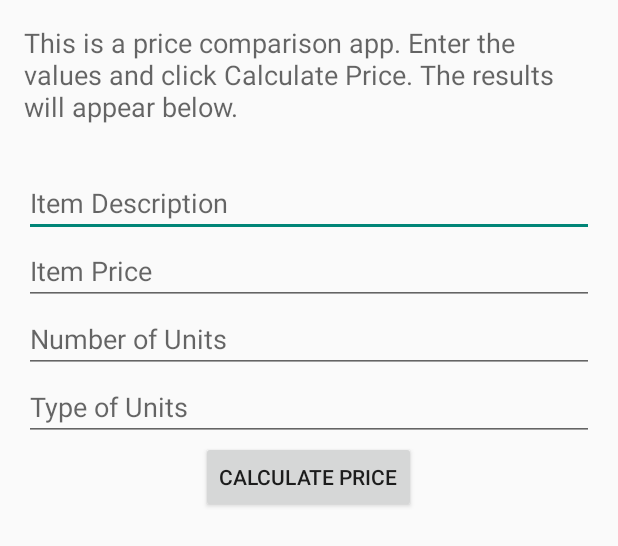
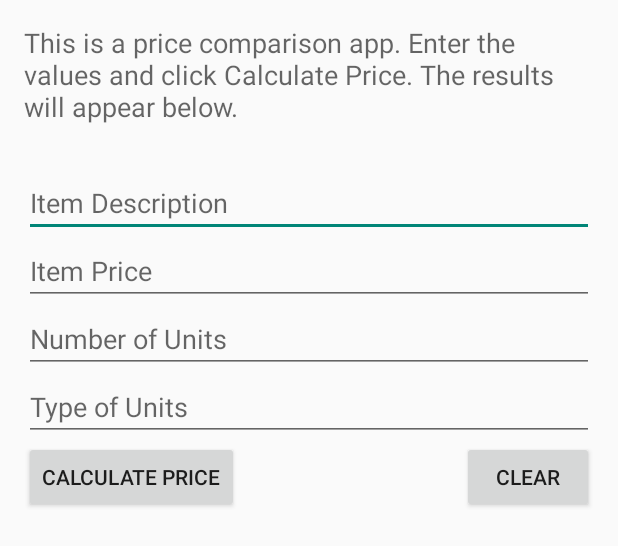
Before and after one commit to ranma2913/PriceCompare, an Android app: the layout activity_home_screen.xml on its own in the app's theme, with its tools: preview values and no code run, on a phone screen of 412 x 824 dp. Shown: the top 546 px of the screen. Run offline under Robolectric (Android 15) with nearby library versions, the phone set to English and light mode, and no system bars.

Commit message:
+ Clear button. + Toast to display result for now. + Added Couchbase Light for persistence of the calculations.

```diff
--- a/app/src/main/res/layout/activity_home_screen.xml
+++ b/app/src/main/res/layout/activity_home_screen.xml
@@ -65,9 +65,19 @@
         android:id="@+id/calculatePriceButton"
         android:layout_width="wrap_content"
         android:layout_height="wrap_content"
+        android:layout_alignParentLeft="true"
+        android:layout_alignParentStart="true"
         android:layout_below="@+id/typeOfUnitsInput"
-        android:layout_centerHorizontal="true"
         android:text="Calculate Price" />
+
+    <Button
+        android:id="@+id/clearButton"
+        android:layout_width="wrap_content"
+        android:layout_height="wrap_content"
+        android:layout_alignEnd="@+id/typeOfUnitsInput"
+        android:layout_alignRight="@+id/typeOfUnitsInput"
+        android:layout_below="@+id/typeOfUnitsInput"
+        android:text="@string/clearButtonText" />
 
     <ListView
         android:id="@+id/listView"
--- a/app/src/main/res/values/strings.xml
+++ b/app/src/main/res/values/strings.xml
@@ -3,4 +3,5 @@
     <string name="hello_world">Hello world!</string>
     <string name="action_settings">Settings</string>
     <string name="homeScreenWelcomeMessage">This is a price comparison app. Enter the values and click Calculate Price. The results will appear below.</string>
+    <string name="clearButtonText">Clear</string>
 </resources>
--- a/build.gradle
+++ b/build.gradle
@@ -15,5 +15,11 @@ buildscript {
 allprojects {
     repositories {
         jcenter()
+        mavenCentral()
+
+        // couchbase Maven repository
+        maven {
+            url "http://files.couchbase.com/maven2/"
+        }
     }
 }
```
Also changed, not shown: app/build.gradle (+10 -0 lines), app/src/main/java/com/ranma2913/pricecompare/HomeScreen.java (+24 -9 lines), app/src/main/java/com/ranma2913/pricecompare/MoneyTextWatcher.java (+9 -1 lines), 1 other file.
